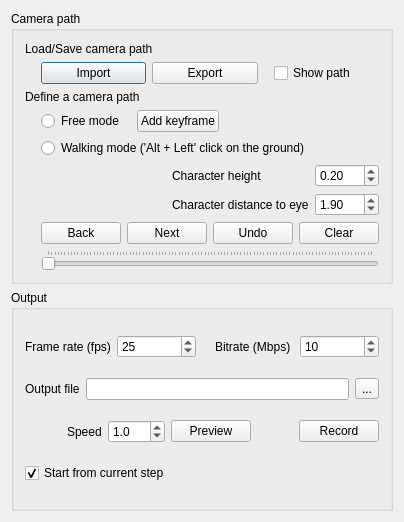
Above: applications/Mapple/dialogs/dialog_walk_through.ui from LiangliangNan/Easy3D before the change. Below: the same form after it.
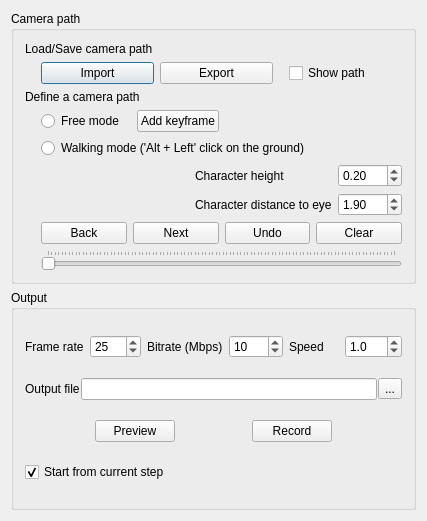
That is the form after the change.

Commit message: add KeyFrameInterpolator::set_frame_rate()

Diff of the .ui file:
```diff
--- a/applications/Mapple/dialogs/dialog_walk_through.ui
+++ b/applications/Mapple/dialogs/dialog_walk_through.ui
@@ -6,8 +6,8 @@
    <rect>
     <x>0</x>
     <y>0</y>
-    <width>386</width>
-    <height>522</height>
+    <width>427</width>
+    <height>521</height>
    </rect>
   </property>
   <property name="sizePolicy">
@@ -309,7 +309,7 @@
         <item>
          <widget class="QLabel" name="labelFrameRate">
           <property name="text">
-           <string>Frame rate (fps)</string>
+           <string>Frame rate</string>
           </property>
          </widget>
         </item>
@@ -326,22 +326,6 @@
           </property>
          </widget>
         </item>
-        <item>
-         <spacer name="horizontalSpacer_2">
-          <property name="orientation">
-           <enum>Qt::Horizontal</enum>
-          </property>
-          <property name="sizeType">
-           <enum>QSizePolicy::Fixed</enum>
-          </property>
-          <property name="sizeHint" stdset="0">
-           <size>
-            <width>13</width>
-            <height>18</height>
-           </size>
-          </property>
-         </spacer>
-        </item>
         <item>
          <widget class="QLabel" name="labelBitRate">
           <property name="text">
@@ -369,10 +353,39 @@
           </property>
          </widget>
         </item>
+        <item>
+         <widget class="QLabel" name="labelInterpolationSpeed">
+          <property name="text">
+           <string>Speed</string>
+          </property>
+         </widget>
+        </item>
+        <item>
+         <widget class="QDoubleSpinBox" name="doubleSpinBoxInterpolationSpeed">
+          <property name="decimals">
+           <number>1</number>
+          </property>
+          <property name="minimum">
+           <double>0.100000000000000</double>
+          </property>
+          <property name="maximum">
+           <double>100.000000000000000</double>
+          </property>
+          <property name="singleStep">
+           <double>0.100000000000000</double>
+          </property>
+          <property name="value">
+           <double>1.000000000000000</double>
+          </property>
+         </widget>
+        </item>
        </layout>
       </item>
       <item>
        <layout class="QHBoxLayout" name="horizontalLayoutOutputFile">
+        <property name="spacing">
+         <number>1</number>
+        </property>
         <item>
          <widget class="QLabel" name="labelOutputFile">
           <property name="text">
@@ -414,32 +427,6 @@
           </property>
          </spacer>
         </item>
-        <item>
-         <widget class="QLabel" name="labelInterpolationSpeed">
-          <property name="text">
-           <string>Speed</string>
-          </property>
-         </widget>
-        </item>
-        <item>
-         <widget class="QDoubleSpinBox" name="doubleSpinBoxInterpolationSpeed">
-          <property name="decimals">
-           <number>1</number>
-          </property>
-          <property name="minimum">
-           <double>0.100000000000000</double>
-          </property>
-          <property name="maximum">
-           <double>100.000000000000000</double>
-          </property>
-          <property name="singleStep">
-           <double>0.100000000000000</double>
-          </property>
-          <property name="value">
-           <double>1.000000000000000</double>
-          </property>
-         </widget>
-        </item>
         <item>
          <widget class="QPushButton" name="previewButton">
           <property name="text">
@@ -479,6 +466,22 @@
           </property>
          </widget>
         </item>
+        <item>
+         <spacer name="horizontalSpacer_11">
+          <property name="orientation">
+           <enum>Qt::Horizontal</enum>
+          </property>
+          <property name="sizeType">
+           <enum>QSizePolicy::Expanding</enum>
+          </property>
+          <property name="sizeHint" stdset="0">
+           <size>
+            <width>0</width>
+            <height>0</height>
+           </size>
+          </property>
+         </spacer>
+        </item>
        </layout>
       </item>
       <item>
```
Left out of the diff: 2 changed lines with no effect on the pictures. The commit also changes 4 other files.
